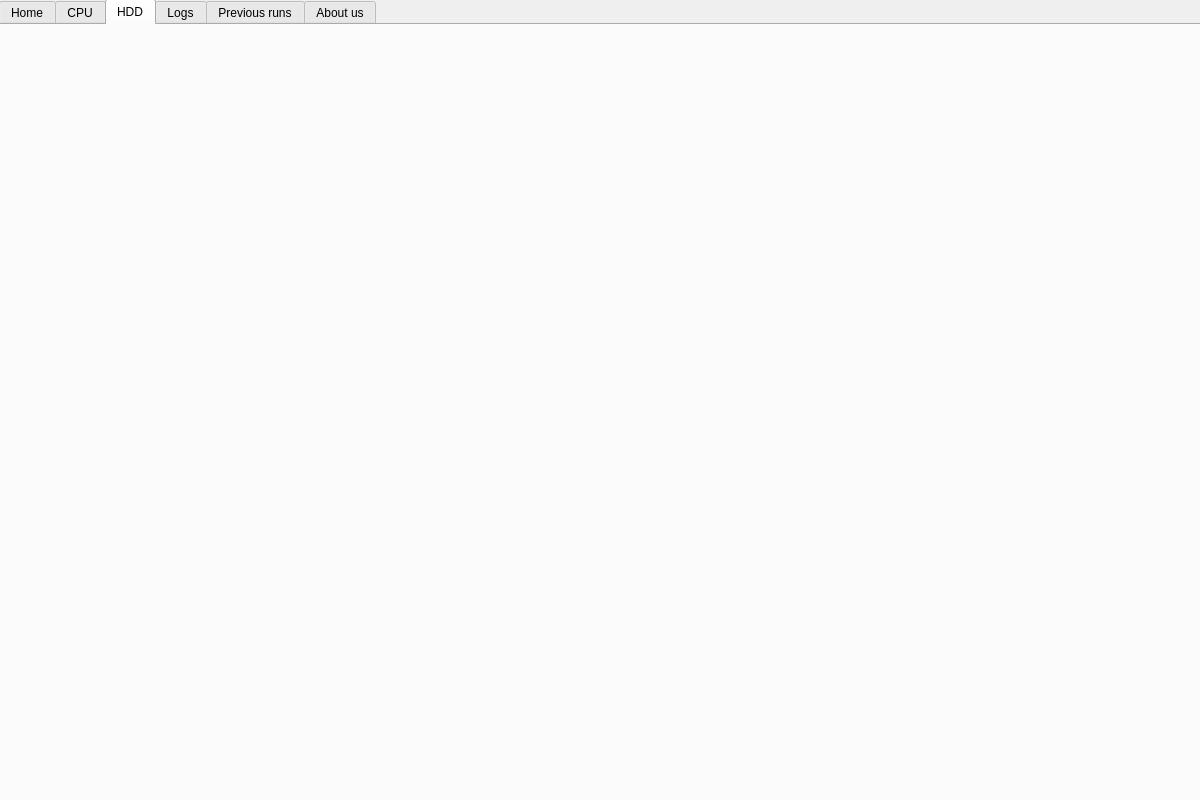
First picture: the form in mainwindow.ui, repository Monke-CO/MonkeyWrench, before the edit.
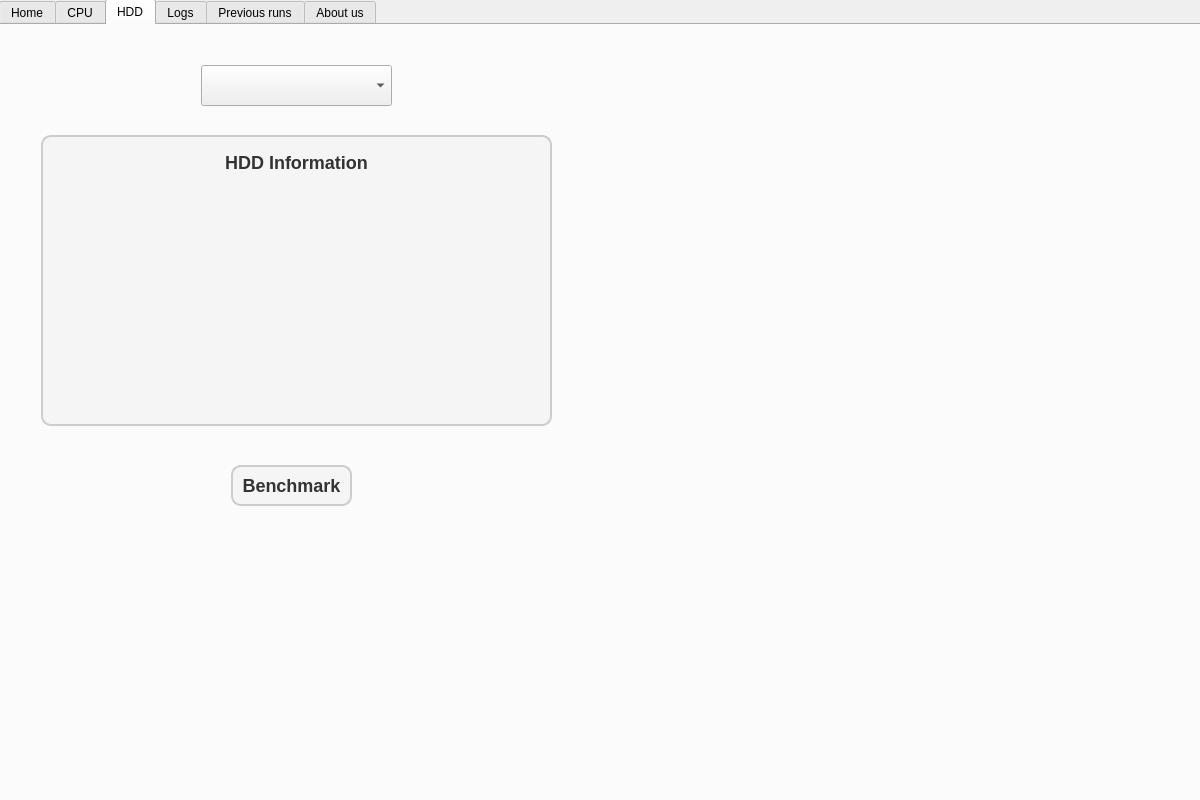
Second picture: the form after the edit. The open tabs and pages were chosen to show the change. Icons and pictures are not drawn.

Commit message: add hdd page

The edit to the form file:
```diff
--- a/mainwindow.ui
+++ b/mainwindow.ui
@@ -176,6 +176,85 @@
         <attribute name="title">
          <string>HDD</string>
         </attribute>
+        <widget class="QLabel" name="hddLabel">
+         <property name="geometry">
+          <rect>
+           <x>40</x>
+           <y>110</y>
+           <width>511</width>
+           <height>291</height>
+          </rect>
+         </property>
+         <property name="styleSheet">
+          <string notr="true">QLabel {
+    font-size: 18px;
+    font-weight: bold;
+    color: #333333;
+    background-color: #F5F5F5;
+    border: 2px solid #CCCCCC;
+    border-radius: 10px;
+    padding: 10px;
+}
+</string>
+         </property>
+         <property name="text">
+          <string>HDD Information</string>
+         </property>
+         <property name="textFormat">
+          <enum>Qt::RichText</enum>
+         </property>
+         <property name="alignment">
+          <set>Qt::AlignHCenter|Qt::AlignTop</set>
+         </property>
+         <property name="wordWrap">
+          <bool>true</bool>
+         </property>
+        </widget>
+        <widget class="QPushButton" name="hddButton">
+         <property name="geometry">
+          <rect>
+           <x>230</x>
+           <y>440</y>
+           <width>121</width>
+           <height>41</height>
+          </rect>
+         </property>
+         <property name="styleSheet">
+          <string notr="true">QPushButton {
+    font-size: 18px;
+    font-weight: bold;
+    color: #333333;
+    background-color: #F5F5F5;
+    border: 2px solid #CCCCCC;
+    border-radius: 10px;
+    padding: 10px;
+}
+
+QPushButton:hover {
+    background-color: #E0E0E0;
+}
+
+QPushButton:pressed {
+    background-color: #CCCCCC;
+    border-color: #999999; 
+    padding: 8px; 
+}
+</string>
+         </property>
+         <property name="text">
+          <string>Benchmark</string>
+         </property>
+        </widget>
+        <widget class="QComboBox" name="comboBox">
+         <property name="geometry">
+          <rect>
+           <x>200</x>
+           <y>40</y>
+           <width>191</width>
+           <height>41</height>
+          </rect>
+         </property>
+        </widget>
        </widget>
        <widget class="QWidget" name="logsTab">
         <attribute name="icon">
```
Left out of the diff: 71 changed lines with no effect on the pictures. The commit also changes 2 other files.
